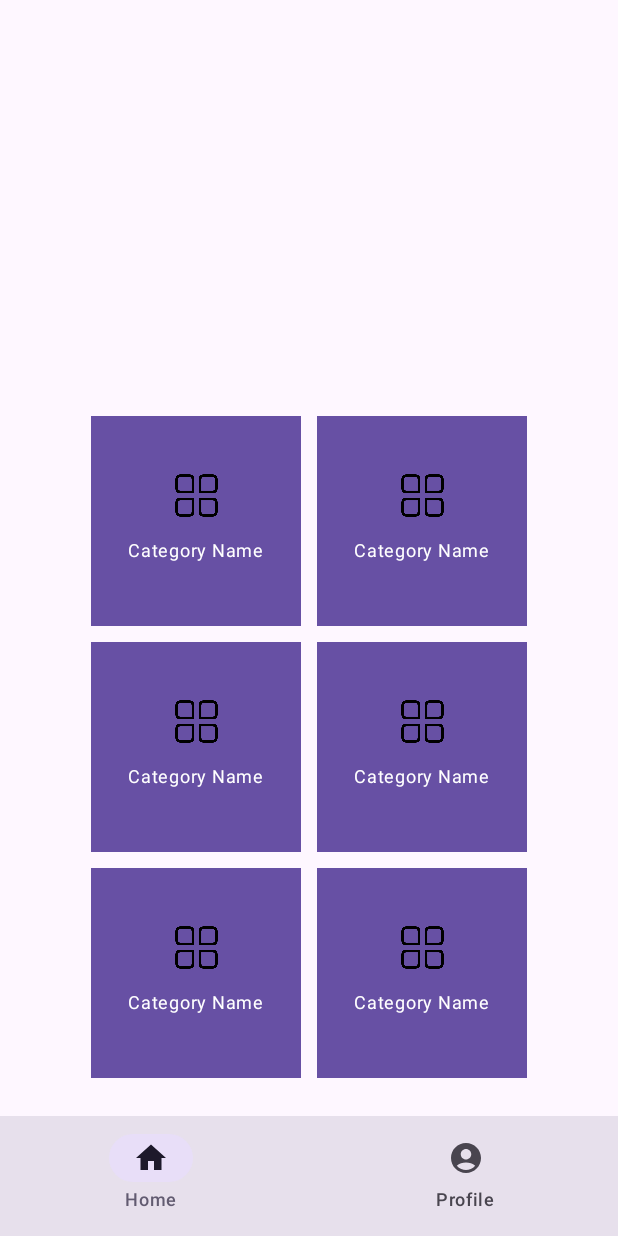
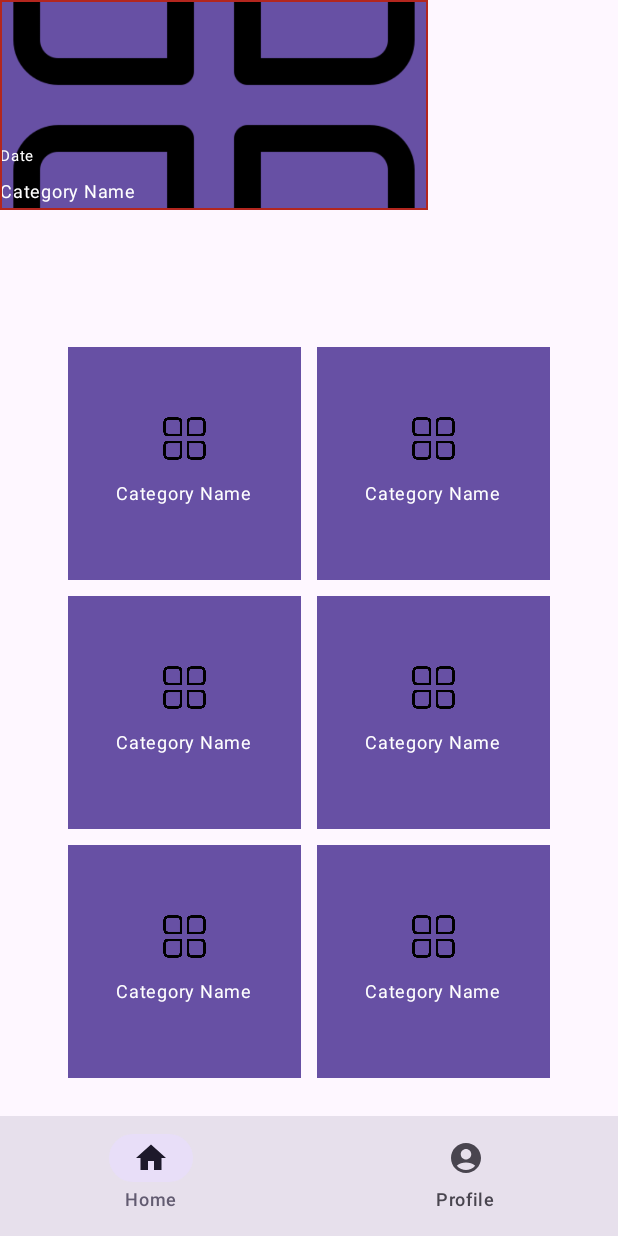
Before and after one commit to MuhittinTanoba/VocaVille, an Android app built with Jetpack Compose: the CategoryScreen screen opened through its navigation route, on a phone screen of 412 x 824 dp. Run offline under Robolectric (Android 15) with nearby library versions, the phone set to English and light mode, and no system bars.

Commit message:
AnnouncementCard

```diff
--- a/app/src/main/java/com/example/vocaville/CategoryScreen.kt
+++ b/app/src/main/java/com/example/vocaville/CategoryScreen.kt
@@ -14,6 +14,7 @@ import androidx.compose.foundation.layout.fillMaxWidth
 import androidx.compose.foundation.layout.height
 import androidx.compose.foundation.layout.padding
 import androidx.compose.foundation.layout.size
+import androidx.compose.foundation.lazy.LazyRow
 import androidx.compose.material.icons.Icons
 import androidx.compose.material.icons.filled.AccountCircle
 import androidx.compose.material.icons.filled.Home
@@ -41,6 +42,7 @@ fun CategoryScreen(modifier: Modifier) {
         bottomBar = { BottomNavigation() }
     ) { padding ->
         Column {
+            AnnouncementCard(paddingValues = padding)
             Spacer(modifier = Modifier.weight(1f))
             CategoryList(paddingValues = padding)
             Spacer(modifier = Modifier.size(20.dp))
@@ -60,7 +62,7 @@ fun CategoryCardsCollection() {
             Column(
                 horizontalAlignment = Alignment.CenterHorizontally,
                 verticalArrangement = Arrangement.Center,
-                modifier = Modifier.size(140.dp)
+                modifier = Modifier.size(155.dp)
             ) {
                 Image(
                     painter = painterResource(id = R.drawable.category),
@@ -156,3 +158,44 @@ private fun BottomNavigation(modifier: Modifier = Modifier) {
 fun BottomNavigationPreview() {
     BottomNavigation()
 }
+
+@Composable
+fun AnnouncementCard(paddingValues: PaddingValues) {
+    Surface(
+        color = MaterialTheme.colorScheme.primary,
+        modifier = Modifier
+            .padding(paddingValues)
+    ) {
+        Box(
+            modifier = Modifier
+                .size(width = 285.dp, height = 140.dp)
+                .fillMaxWidth()
+                .border(
+                    width = 1.dp,
+                    color = MaterialTheme.colorScheme.error
+                ),
+        ) {
+            Image(
+                painter = painterResource(id = R.drawable.category),
+                contentDescription = null,
+                contentScale = ContentScale.Crop,
+                modifier = Modifier
+                    .size(width = 285.dp, height = 140.dp)
+                    .fillMaxSize()
+            )
+            Column(
+                modifier = Modifier
+                    .align(Alignment.BottomStart),
+                ) {
+                Text(
+                    text = "Date",
+                    fontSize = 10.sp
+                )
+                Text(
+                    text = "Category Name",
+                    fontSize = 12.sp
+                )
+            }
+        }
+    }
+}
```
